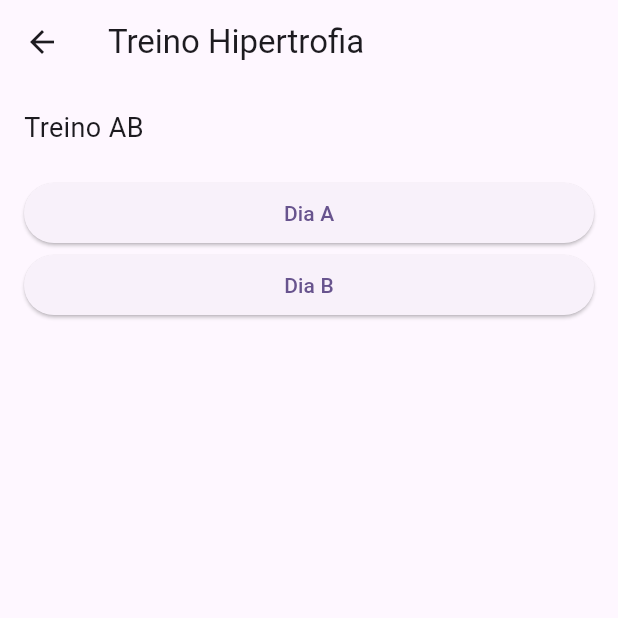
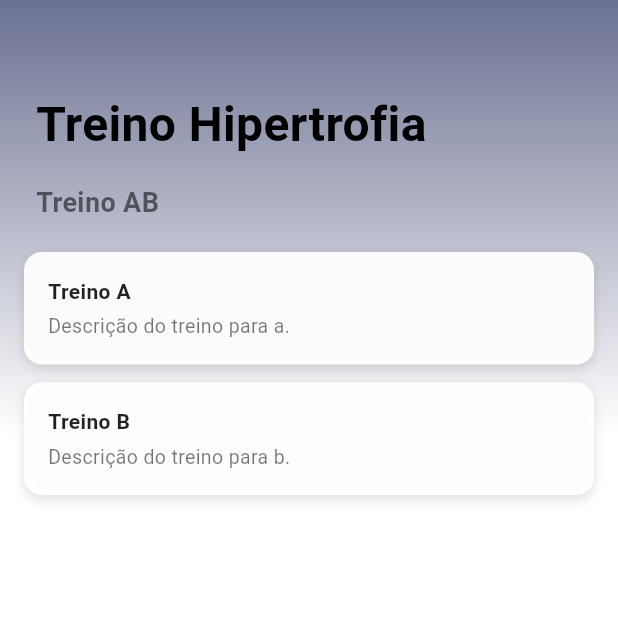
Before and after one commit to TicoCompany/MuscleUpMobile, a Flutter app: the screen it shows after launch, after a tap on "Treino Hipertrofia", on a phone screen of 412 x 824 dp, the top half of it. Run offline on Flutter 3.47's test engine with Material 3 defaults, Android fonts, the phone set to English and light mode, and no system bars; our stand-ins replace dio, flutter_bloc, get_it, shared_preferences, sqflite; accounts and stored records are empty.

Commit message:
estilizaçao das telas

```diff
--- a/lib/ui/workout/pages/muscle_day_screen.dart
+++ b/lib/ui/workout/pages/muscle_day_screen.dart
@@ -12,7 +12,7 @@ class MuscleDayPage extends StatelessWidget {
     final workoutType = muscleDays.isNotEmpty ? muscleDays[0].type.name : '';
 
     return Scaffold(
-      appBar: AppBar(title: Text('Dia $workoutType')),
+      appBar: AppBar(title: Text('Treino $workoutType')),
       body: ListView.separated(
         padding: const EdgeInsets.all(16),
         itemCount: muscleDays.length,
--- a/lib/ui/workout/pages/workout_details_screen.dart
+++ b/lib/ui/workout/pages/workout_details_screen.dart
@@ -14,33 +14,107 @@ class WorkoutDetailsPage extends StatelessWidget {
   final types = muscleDays.map((e) => e.type).toSet().toList();
 
   return Scaffold(
-      appBar: AppBar(title: Text(workout.name)),
-      body: Padding(
-        padding: const EdgeInsets.all(16),
+    backgroundColor: Colors.transparent,
+    body: Container(
+      decoration: const BoxDecoration(
+        gradient: LinearGradient(
+          begin: Alignment.topCenter,
+          end: Alignment.bottomCenter,
+          colors: [Color(0xFF6A7091), Colors.white],
+          stops: [0.0, 0.35],
+        ),
+      ),
       child: Column(
         crossAxisAlignment: CrossAxisAlignment.stretch,
         children: [
-            Text('Treino ${UtilEnum.getWorkoutTypeName(workout.type)}',
-                style: const TextStyle(fontSize: 18)),
+          const SizedBox(height: 60),
+          Padding(
+            padding: const EdgeInsets.symmetric(horizontal: 24),
+            child: Text(
+              workout.name,
+              style: const TextStyle(
+                fontSize: 32,
+                fontWeight: FontWeight.bold,
+                color: Colors.black,
+              ),
+            ),
+          ),
+          const SizedBox(height: 16),
+          Padding(
+            padding: const EdgeInsets.symmetric(horizontal: 24),
+            child: Text(
+              'Treino ${UtilEnum.getWorkoutTypeName(workout.type)}',
+              style: const TextStyle(
+                fontSize: 18,
+                fontWeight: FontWeight.w600,
+                color: Colors.black54,
+              ),
+            ),
+          ),
           const SizedBox(height: 20),
-            ...types.map((type) => ElevatedButton(
-                 onPressed: () {
-                  // Filtra a lista muscleDays para pegar **todos** os MuscleDayEntity com o tipo atual
-                  final muscleDaysOfType = muscleDays.where((e) => e.type == type).toList();
+          Expanded(
+            child: Padding(
+              padding: const EdgeInsets.symmetric(horizontal: 16),
+              child: ListView.separated(
+                itemCount: types.length,
+                separatorBuilder: (_, __) => const SizedBox(height: 12),
+                itemBuilder: (context, index) {
+                  final type = types[index];
+                  return GestureDetector(
+                    onTap: () {
+                      final muscleDaysOfType =
+                          muscleDays.where((e) => e.type == type).toList();
 
                       Navigator.pushNamed(
                         context,
                         RouteGeneratorHelper.kMuscleDayDetails,
-                    arguments: muscleDaysOfType, // <-- lista, não um único objeto
+                        arguments: muscleDaysOfType,
                       );
                     },
-
-
-                  child: Text('Dia ${UtilEnum.getWorkoutTypeName(type)}'),
-                )),
+                    child: Container(
+                      padding: const EdgeInsets.all(16),
+                      decoration: BoxDecoration(
+                        color: Colors.white.withOpacity(0.95),
+                        borderRadius: BorderRadius.circular(12),
+                        boxShadow: const [
+                          BoxShadow(
+                            color: Colors.black12,
+                            blurRadius: 6,
+                            offset: Offset(0, 3),
+                          ),
+                        ],
+                      ),
+                      child: Column(
+                            crossAxisAlignment: CrossAxisAlignment.start,
+                              children: [
+                                    Text(
+                                      'Treino ${UtilEnum.getWorkoutTypeName(type)}',
+                                       style: const TextStyle(
+                                       fontSize: 14,
+                                       fontWeight: FontWeight.bold,
+                                       color: Colors.black87,
+                                       ),
+                                      ),
+                                       const SizedBox(height: 4),
+                                        Text(
+                                          'Descrição do treino para ${UtilEnum.getWorkoutTypeName(type).toLowerCase()}.',
+                                          style: const TextStyle(
+                                             fontSize: 13,
+                                            color: Colors.black54,
+                          ),
+                        ),
+                      ],
+                     ),
+                    ),
+                  );
+                },
+              ),
+            ),
+          ),
         ],
       ),
     ),
   );
 }
+
 }
--- a/lib/ui/workout/pages/workout_screen.dart
+++ b/lib/ui/workout/pages/workout_screen.dart
@@ -13,7 +13,8 @@ class WorkoutPage extends StatelessWidget {
   @override
   Widget build(BuildContext context) {
     return BlocProvider<WorkoutViewModel>(
-      create: (_) => WorkoutFactoryViewModel().create(context)..loadWorkouts(),
+      create: (_) =>
+          WorkoutFactoryViewModel().create(context)..loadWorkouts(),
       child: const _WorkoutScreenBody(),
     );
   }
@@ -25,47 +26,49 @@ class _WorkoutScreenBody extends StatelessWidget {
   @override
   Widget build(BuildContext context) {
     return Scaffold(
-      backgroundColor: Colors.transparent,
-      body: Container(
-        decoration: const BoxDecoration(
-          gradient: LinearGradient(
-            begin: Alignment.topCenter,
-            end: Alignment.bottomCenter,
-            colors: [Color(0xFF6A7091), Colors.white],
-            stops: [0.0, 0.35],
-          ),
-        ),
+      backgroundColor: Colors.white,
+      body: SafeArea(
         child: Column(
-          crossAxisAlignment: CrossAxisAlignment.stretch,
+          crossAxisAlignment: CrossAxisAlignment.start,
           children: [
-            const SizedBox(height: 60),
             const Padding(
-              padding: EdgeInsets.symmetric(horizontal: 24),
+              padding: EdgeInsets.symmetric(horizontal: 24, vertical: 16),
               child: Text(
                 'Treinos',
                 style: TextStyle(
-                  fontSize: 32,
+                  fontSize: 28,
                   fontWeight: FontWeight.bold,
-                  color: Colors.black,
                 ),
               ),
             ),
-            const SizedBox(height: 16),
             const Padding(
               padding: EdgeInsets.symmetric(horizontal: 24),
-              child: Text(
+              child: Row(
+                children: [
+                  Text(
                     'Meus Treinos',
                     style: TextStyle(
-                  fontSize: 18,
+                      fontSize: 16,
                       fontWeight: FontWeight.w600,
-                  color: Colors.black54,
                     ),
+                  ),
+                  SizedBox(width: 24),
+                  Text(
+                    'Treinos Prontos',
+                    style: TextStyle(
+                      fontSize: 16,
+                      fontWeight: FontWeight.w600,
+                      color: Color(0xFF6A7091),
+                    ),
+                  ),
+                ],
               ),
             ),
             const SizedBox(height: 12),
+            const Divider(height: 1),
             const Expanded(
               child: Padding(
-                padding: EdgeInsets.symmetric(horizontal: 16),
+                padding: EdgeInsets.symmetric(horizontal: 16, vertical: 16),
                 child: _WorkoutListWidget(),
               ),
             ),
@@ -83,7 +86,8 @@ class _WorkoutListWidget extends StatelessWidget {
   Widget build(BuildContext context) {
     return BlocBuilder<WorkoutViewModel, IRequestState<List<WorkoutEntity>>>(
       builder: (context, state) {
-        if (state is RequestProcessingState || state is RequestInitiationState) {
+        if (state is RequestProcessingState ||
+            state is RequestInitiationState) {
           return const Center(child: CircularProgressIndicator());
         }
 
@@ -100,7 +104,7 @@ class _WorkoutListWidget extends StatelessWidget {
 
           return ListView.separated(
             itemCount: workouts.length,
-            separatorBuilder: (_, __) => const SizedBox(height: 12),
+            separatorBuilder: (_, __) => const SizedBox(height: 16),
             itemBuilder: (context, index) {
               final workout = workouts[index];
               return GestureDetector(
@@ -110,44 +114,30 @@ class _WorkoutListWidget extends StatelessWidget {
                   arguments: workout,
                 ),
                 child: Container(
-                  padding: const EdgeInsets.all(16),
+                  padding:
+                      const EdgeInsets.symmetric(horizontal: 20, vertical: 16),
                   decoration: BoxDecoration(
-                    color: Colors.white.withOpacity(0.95),
+                    color: const Color(0xFFF5F5F5),
                     borderRadius: BorderRadius.circular(12),
-                    boxShadow: const [
+                    boxShadow: [
                       BoxShadow(
-                        color: Colors.black12,
+                        color: Colors.black12.withOpacity(0.1),
                         blurRadius: 6,
-                        offset: Offset(0, 3),
+                        offset: const Offset(0, 3),
                       ),
                     ],
                   ),
                   child: Row(
-                    children: [
-                      const Icon(Icons.fitness_center, size: 32, color: Color(0xFF6A7091)),
-                      const SizedBox(width: 16),
-                      Expanded(
-                        child: Column(
-                          crossAxisAlignment: CrossAxisAlignment.start,
+                    mainAxisAlignment: MainAxisAlignment.spaceBetween,
                     children: [
                       Text(
                         workout.name,
                         style: const TextStyle(
-                                fontSize: 18,
-                                fontWeight: FontWeight.bold,
+                          fontSize: 16,
+                          fontWeight: FontWeight.w500,
                         ),
                       ),
-                            const SizedBox(height: 4),
-                            Text(
-                              'Tipo: ${UtilEnum.getWorkoutTypeName(workout.type)}',
-                              style: const TextStyle(
-                                fontSize: 14,
-                                color: Colors.black54,
-                              ),
-                            ),
-                          ],
-                        ),
-                      )
+                      const Icon(Icons.arrow_forward_ios_rounded, size: 18),
                     ],
                   ),
                 ),
```
Lines whose indentation alone changed are shown as unchanged.
